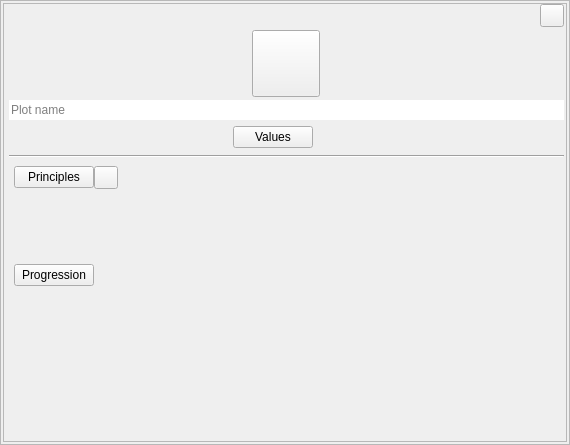
Old version of the form ui/plot_widget.ui in the repository zkovari/plotlyst.
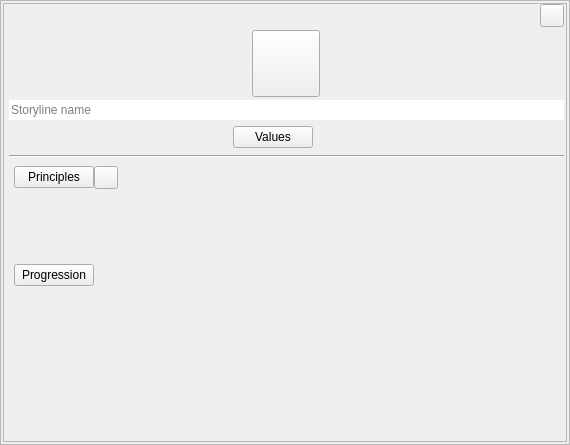
New version of the form. Custom widgets are drawn as their Qt base class.

Commit message: Better menu for story value

Diff of the .ui file:
```diff
--- a/ui/plot_widget.ui
+++ b/ui/plot_widget.ui
@@ -97,7 +97,7 @@
          <bool>false</bool>
         </property>
         <property name="placeholderText">
-         <string>Plot name</string>
+         <string>Storyline name</string>
         </property>
         <property name="transparent" stdset="0">
          <bool>true</bool>
```
The commit also changes 1 other file.
